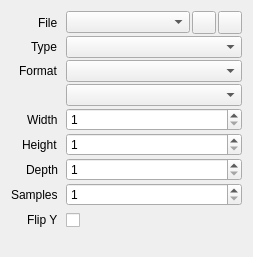
Before: the Qt Designer form src/session/TextureProperties.ui in houmain/gpupad, drawn with Qt 5.
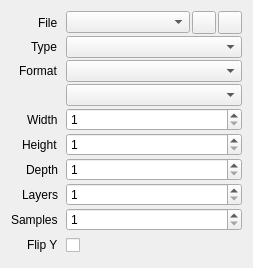
After: the same form once the commit is applied. Icons and pictures are not drawn. Custom widgets are drawn as their Qt base class.

Commit message: Improved texture download

Diff of the .ui file:
```diff
--- a/src/session/TextureProperties.ui
+++ b/src/session/TextureProperties.ui
@@ -7,7 +7,7 @@
     <x>0</x>
     <y>0</y>
     <width>253</width>
-    <height>257</height>
+    <height>264</height>
    </rect>
   </property>
   <layout class="QVBoxLayout" name="verticalLayout">
@@ -161,14 +161,14 @@
        </property>
       </widget>
      </item>
-     <item row="8" column="0">
+     <item row="9" column="0">
       <widget class="QLabel" name="labelFlipY">
        <property name="text">
         <string>Flip Y</string>
        </property>
       </widget>
      </item>
-     <item row="8" column="1">
+     <item row="9" column="1">
       <widget class="QCheckBox" name="flipY">
        <property name="minimumSize">
         <size>
@@ -181,14 +181,14 @@
        </property>
       </widget>
      </item>
-     <item row="7" column="0">
+     <item row="8" column="0">
       <widget class="QLabel" name="labelSamples">
        <property name="text">
         <string>Samples</string>
        </property>
       </widget>
      </item>
-     <item row="7" column="1">
+     <item row="8" column="1">
       <widget class="QSpinBox" name="samples">
        <property name="minimum">
         <number>1</number>
@@ -198,6 +198,23 @@
        </property>
       </widget>
      </item>
+     <item row="7" column="0">
+      <widget class="QLabel" name="labelLayers">
+       <property name="text">
+        <string>Layers</string>
+       </property>
+      </widget>
+     </item>
+     <item row="7" column="1">
+      <widget class="QSpinBox" name="layers">
+       <property name="minimum">
+        <number>1</number>
+       </property>
+       <property name="maximum">
+        <number>256</number>
+       </property>
+      </widget>
+     </item>
     </layout>
    </item>
   </layout>
```
The commit also changes 8 other files.
